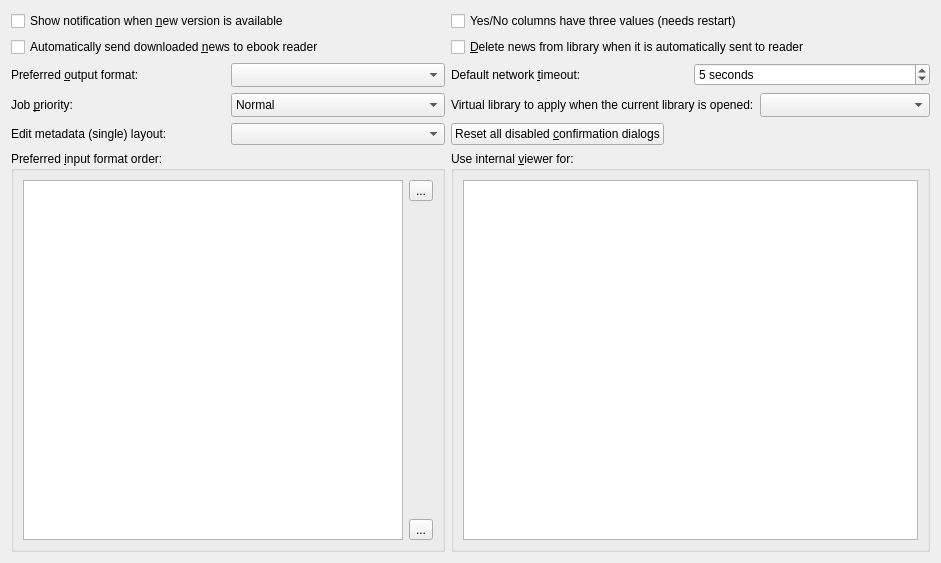
This is src/calibre/gui2/preferences/behavior.ui in debian-calibre/calibre as Qt 5 draws it before an edit. The edited form follows.
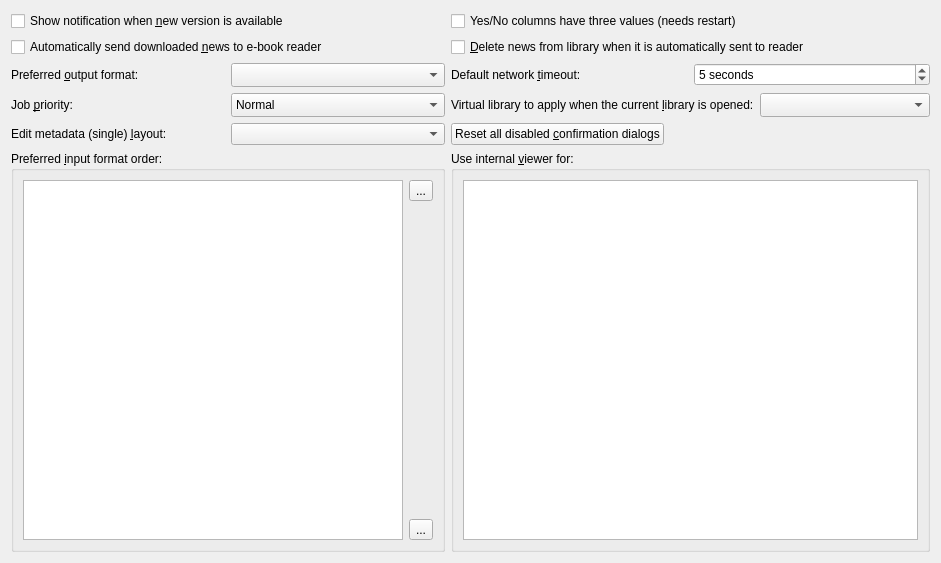
This is the edited form. Icons and pictures are not drawn.

The edit to the form file:
```diff
--- a/src/calibre/gui2/preferences/behavior.ui
+++ b/src/calibre/gui2/preferences/behavior.ui
@@ -35,7 +35,7 @@
    <item row="3" column="0">
     <widget class="QCheckBox" name="opt_upload_news_to_device">
      <property name="text">
-      <string>Automatically send downloaded &amp;news to ebook reader</string>
+      <string>Automatically send downloaded &amp;news to e-book reader</string>
      </property>
     </widget>
    </item>
@@ -147,7 +147,7 @@
      <item>
       <widget class="QLabel" name="label_170">
        <property name="text">
-        <string>Virtual library to apply when the current library is opened:</string>
+        <string>Virtual library to apply when the current &amp;library is opened:</string>
        </property>
        <property name="buddy">
         <cstring>opt_virtual_lib_on_startup</cstring>
@@ -180,7 +180,7 @@
      <item>
       <widget class="QLabel" name="edit_metadata_single_label">
        <property name="text">
-        <string>Edit metadata (single) layout:</string>
+        <string>Edit metadata (single) &amp;layout:</string>
        </property>
        <property name="buddy">
         <cstring>opt_edit_metadata_single_layout</cstring>
```
